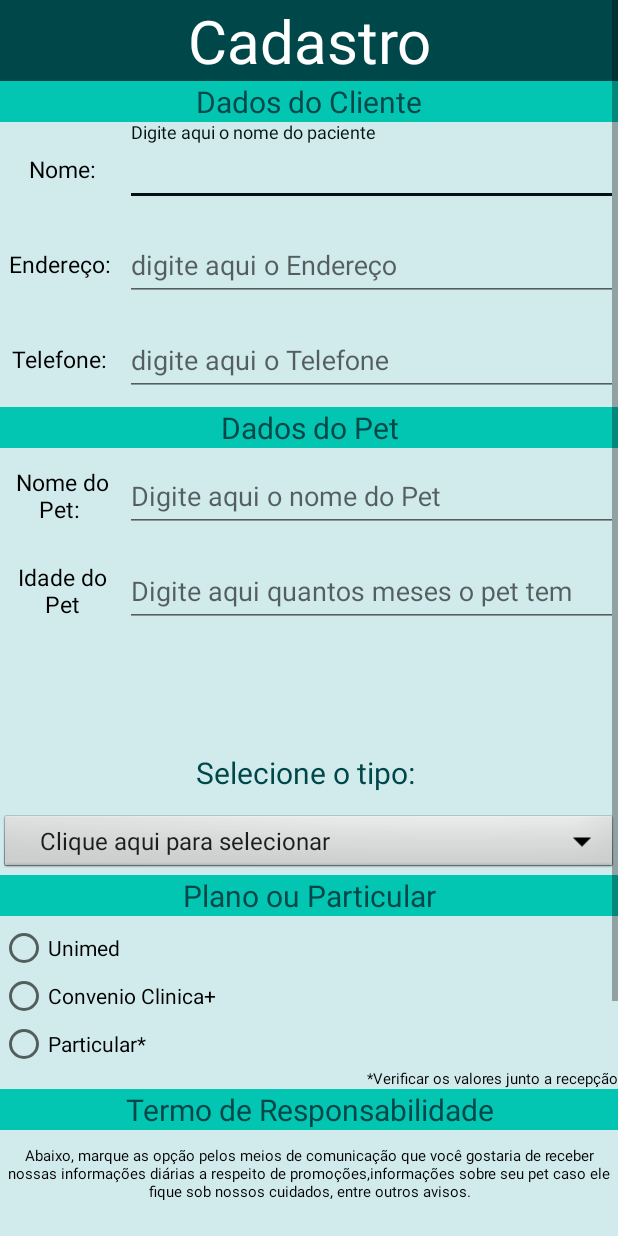
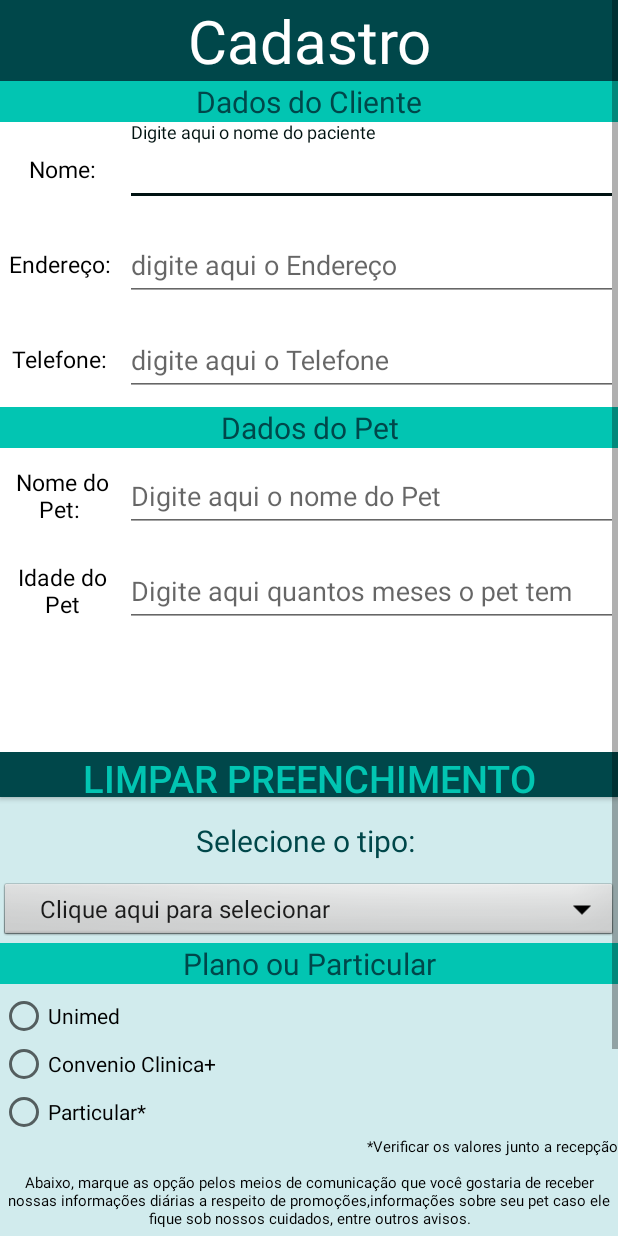
Before and after one commit to juniorcramos/Consultas-Clinica-Visao, an Android app: the activity_cadastrar_cliente screen opened directly, with no data from a screen before it, on a phone screen of 412 x 824 dp. Run offline under Robolectric (Android 15) with nearby library versions, the phone set to English and light mode, and no system bars; our stand-ins replace Firebase (no records; nobody signed in at launch, a user with empty details on screens opened directly).

Commit message:
Inclusão da configuração do Firebase, Dados do cadastro do usuário e seu pet est~~ao subindo no banco, e o botão de limpar a tela funcionando. O botão de limpar preenchimento foi deslocado, mas continua funcionando.

```diff
--- a/app/src/main/java/junior/ramos/consultas/MainActivity.java
+++ b/app/src/main/java/junior/ramos/consultas/MainActivity.java
@@ -1,16 +1,15 @@
 package junior.ramos.consultas;
 
 import android.content.Intent;
-import android.support.v7.app.AppCompatActivity;
+import androidx.appcompat.app.AppCompatActivity;
 import android.os.Bundle;
 import android.view.View;
-import android.widget.ArrayAdapter;
 import android.widget.Button;
-import android.widget.Spinner;
 
 public class MainActivity extends AppCompatActivity {
 
     private Button btCadastrarCliente, btVisualizarCadastros;
+
 
     @Override
     protected void onCreate(Bundle savedInstanceState) {
--- a/app/src/main/java/junior/ramos/consultas/activity_Visualizar_cadastro.java
+++ b/app/src/main/java/junior/ramos/consultas/activity_Visualizar_cadastro.java
@@ -1,6 +1,6 @@
 package junior.ramos.consultas;
 
-import android.support.v7.app.AppCompatActivity;
+import androidx.appcompat.app.AppCompatActivity;
 import android.os.Bundle;
 import android.widget.Button;
 import android.widget.ListView;
--- a/app/src/main/java/junior/ramos/consultas/activity_cadastrar_cliente.java
+++ b/app/src/main/java/junior/ramos/consultas/activity_cadastrar_cliente.java
@@ -2,10 +2,14 @@ package junior.ramos.consultas;
 
 import android.app.Activity;
 import android.os.Bundle;
-import android.support.design.widget.TextInputEditText;
+import com.google.android.material.textfield.TextInputEditText;
 import android.view.View;
 import android.widget.ArrayAdapter;
+import android.widget.CheckBox;
 import android.widget.Spinner;
+
+import com.google.firebase.database.DatabaseReference;
+import com.google.firebase.database.FirebaseDatabase;
 
 import java.util.Objects;
 
@@ -17,6 +21,9 @@ public class activity_cadastrar_cliente extends Activity {
     private TextInputEditText entradaTelefoneCliente;
     private TextInputEditText entradaNomePet;
     private TextInputEditText entradaIdadePet;
+    private CheckBox checkBoxSms, checkBoxTelefone, checkBoxEmail;
+    private DatabaseReference referenciaBancoDeDados = FirebaseDatabase.getInstance().getReference();// referencia a raiz do banco de dados, permite salvar dados no firebase.
+
 
     @Override
     protected void onCreate(Bundle savedInstanceState) {
@@ -33,15 +40,35 @@ public class activity_cadastrar_cliente extends Activity {
         entradaTelefoneCliente = findViewById(R.id.entradaTelefoneCliente);
         entradaNomePet = findViewById(R.id.entradaNomePet);
         entradaIdadePet = findViewById(R.id.entradaIdadePet);
+
+        //checkbox
+        checkBoxSms = findViewById(R.id.checkBoxSms);
+        checkBoxTelefone = findViewById(R.id.checkBoxTelefone);
+        checkBoxEmail = findViewById(R.id.checkBoxEmail);
+
+        //firebase
+       //
+    }
+    public void checkBoxes(){
+        boolean checkSms = checkBoxSms.isChecked();
+        boolean checkTelefone = checkBoxTelefone.isChecked();
+        boolean checkEmail = checkBoxEmail.isChecked();
     }
 
     public void salvarCadastro(View view){
+        DatabaseReference clientes = referenciaBancoDeDados.child("Cadastro");// Cria o banco com o nome de Cadastro no Firebase
+        Cliente cliente = new Cliente();
+        Cadastro cadastro = new Cadastro(cliente);//Cria um objeto do tipo cadastro com as informações do cliente e de seu pet
 
-        String nomeUsuario = Objects.requireNonNull(entradaNomeCliente.getText()).toString();// pega o valor digitado que é editable e transforma em um objeto do tipo String
-        String enderecoCliente = entradaEnderecoCliente.getText().toString();
-        int telefoneCliente = Integer.parseInt(entradaTelefoneCliente.getText().toString());
-        String nomePet = Objects.requireNonNull(entradaNomePet.getText()).toString();
-        int idadePet = Integer.parseInt(entradaIdadePet.getText().toString());
+        //checkBoxes();
+        cadastro.cliente.setNomeCliente(entradaNomeCliente.getText().toString());// pega o valor digitado que é editable e transforma em um objeto do tipo String
+        cadastro.cliente.setEnderecoCliente(entradaEnderecoCliente.getText().toString());
+        cadastro.cliente.setTelefoneCliente(entradaTelefoneCliente.getText().toString());
+        cadastro.cliente.setNomePet(entradaNomePet.getText().toString());
+        int idadePet =  Integer.parseInt (entradaIdadePet.getText().toString());
+        cadastro.cliente.setIdadePet(idadePet);
+
+        clientes.child(cadastro.cliente.getNomeCliente()).setValue(cadastro);
     }
 
     public void limpar(View view){
@@ -51,6 +78,4 @@ public class activity_cadastrar_cliente extends Activity {
         entradaNomePet.setText("");
         entradaIdadePet.setText("");
     }
-
-
 }
--- a/app/src/main/res/layout-w1240dp/content_scrolling.xml
+++ b/app/src/main/res/layout-w1240dp/content_scrolling.xml
@@ -1,5 +1,5 @@
 <?xml version="1.0" encoding="utf-8"?>
-<android.support.v4.widget.NestedScrollView xmlns:android="http://schemas.android.com/apk/res/android"
+<androidx.core.widget.NestedScrollView xmlns:android="http://schemas.android.com/apk/res/android"
     xmlns:app="http://schemas.android.com/apk/res-auto"
     xmlns:tools="http://schemas.android.com/tools"
     android:layout_width="match_parent"
@@ -15,4 +15,4 @@
         android:layout_marginTop="48dp"
         android:layout_marginEnd="200dp"
         android:text="@string/large_text" />
-</android.support.v4.widget.NestedScrollView>
+</androidx.core.widget.NestedScrollView>
--- a/app/src/main/res/layout/activity_cadastrar_cliente.xml
+++ b/app/src/main/res/layout/activity_cadastrar_cliente.xml
@@ -9,7 +9,7 @@
 
     <LinearLayout
         android:layout_width="match_parent"
-        android:layout_height="match_parent"
+        android:layout_height="700dp"
         android:background="@color/corDeFundoEscura"
         android:orientation="vertical"
         app:layout_constraintEnd_toStartOf="parent"
@@ -43,6 +43,7 @@
 
             <LinearLayout
                 android:layout_width="match_parent"
+                android:background="@color/white"
                 android:layout_height="447dp"
                 android:layout_weight="22"
                 android:orientation="vertical">
@@ -73,16 +74,16 @@
 
                     </TextView>
 
-                    <android.support.design.widget.TextInputLayout
+                    <com.google.android.material.textfield.TextInputLayout
                         android:layout_width="match_parent"
                         android:layout_height="match_parent">
 
-                        <android.support.design.widget.TextInputEditText
+                        <com.google.android.material.textfield.TextInputEditText
                             android:id="@+id/entradaNomeCliente"
                             android:layout_width="match_parent"
                             android:layout_height="wrap_content"
                             android:hint="Digite aqui o nome do paciente" />
-                    </android.support.design.widget.TextInputLayout>
+                    </com.google.android.material.textfield.TextInputLayout>
 
                 </LinearLayout>
 
@@ -95,24 +96,24 @@
                     <TextView
                         android:layout_width="83dp"
                         android:layout_height="wrap_content"
+                        android:layout_gravity="center"
                         android:text="Endereço: "
-                        android:layout_gravity="center"
                         android:textAlignment="center"
                         android:textColor="@color/black"
                         android:textSize="15dp">
 
                     </TextView>
 
-                    <android.support.design.widget.TextInputLayout
+                    <com.google.android.material.textfield.TextInputLayout
                         android:layout_width="match_parent"
                         android:layout_height="match_parent">
 
-                        <android.support.design.widget.TextInputEditText
+                        <com.google.android.material.textfield.TextInputEditText
                             android:id="@+id/entradaEnderecoCliente"
                             android:layout_width="match_parent"
                             android:layout_height="wrap_content"
                             android:hint="digite aqui o Endereço" />
-                    </android.support.design.widget.TextInputLayout>
+                    </com.google.android.material.textfield.TextInputLayout>
 
                 </LinearLayout>
 
@@ -124,25 +125,25 @@
                     <TextView
                         android:layout_width="83dp"
                         android:layout_height="wrap_content"
+                        android:layout_gravity="center"
                         android:text="Telefone: "
-                        android:layout_gravity="center"
                         android:textAlignment="center"
                         android:textColor="@color/black"
                         android:textSize="15dp">
 
                     </TextView>
 
-                    <android.support.design.widget.TextInputLayout
+                    <com.google.android.material.textfield.TextInputLayout
                         android:layout_width="match_parent"
                         android:layout_height="match_parent">
 
-                        <android.support.design.widget.TextInputEditText
+                        <com.google.android.material.textfield.TextInputEditText
                             android:id="@+id/entradaTelefoneCliente"
                             android:layout_width="match_parent"
                             android:layout_height="wrap_content"
                             android:hint="digite aqui o Telefone"
                             android:inputType="phone" />
-                    </android.support.design.widget.TextInputLayout>
+                    </com.google.android.material.textfield.TextInputLayout>
 
                 </LinearLayout>
 
@@ -164,24 +165,24 @@
                             <TextView
                                 android:layout_width="83dp"
                                 android:layout_height="wrap_content"
+                                android:layout_gravity="center"
                                 android:text="Nome do Pet: "
-                        android:layout_gravity="center"
                                 android:textAlignment="center"
                                 android:textColor="@color/black"
                                 android:textSize="15dp">
 
                             </TextView>
 
-                    <android.support.design.widget.TextInputLayout
+                            <com.google.android.material.textfield.TextInputLayout
                                 android:layout_width="match_parent"
                                 android:layout_height="match_parent">
 
-                        <android.support.design.widget.TextInputEditText
+                                <com.google.android.material.textfield.TextInputEditText
                                     android:id="@+id/entradaNomePet"
                                     android:layout_width="match_parent"
                                     android:layout_height="wrap_content"
                                     android:hint="Digite aqui o nome do Pet" />
-                    </android.support.design.widget.TextInputLayout>
+                            </com.google.android.material.textfield.TextInputLayout>
 
                         </LinearLayout>
 
@@ -193,27 +194,29 @@
                             <TextView
                                 android:layout_width="83dp"
                                 android:layout_height="wrap_content"
+                                android:layout_gravity="center"
                                 android:text="Idade do Pet"
-                        android:layout_gravity="center"
                                 android:textAlignment="center"
                                 android:textColor="@color/black"
                                 android:textSize="15dp">
 
                             </TextView>
 
-                    <android.support.design.widget.TextInputLayout
+                            <com.google.android.material.textfield.TextInputLayout
                                 android:layout_width="match_parent"
                                 android:layout_height="match_parent">
 
-                        <android.support.design.widget.TextInputEditText
+                                <com.google.android.material.textfield.TextInputEditText
                                     android:id="@+id/entradaIdadePet"
                                     android:layout_width="match_parent"
                                     android:layout_height="wrap_content"
                                     android:hint="Digite aqui quantos meses o pet tem"
                                     android:inputType="number" />
-                    </android.support.design.widget.TextInputLayout>
+                            </com.google.android.material.textfield.TextInputLayout>
 
                         </LinearLayout>
+
+
 
             </LinearLayout>
 
@@ -221,8 +224,22 @@
                 android:layout_width="match_parent"
                 android:layout_height="wrap_content"
                 android:layout_weight="1"
+                android:orientation="vertical">
 
-                android:orientation="vertical">
+                <LinearLayout
+                    android:layout_width="match_parent"
+                    android:layout_height="45dp">
+
+                    <Button
+                        android:id="@+id/btnLimpar"
+                        android:layout_width="match_parent"
+                        android:layout_height="30dp"
+                        android:background="@color/corDeFundoEscura"
+                        android:onClick="limpar"
+                        android:text="LIMPAR PREENCHIMENTO"
+                        android:textColor="@color/corMedia"
+                        android:textSize="25dp" />
+                </LinearLayout>
 
                 <LinearLayout
                     android:layout_width="match_parent"
@@ -249,6 +266,16 @@
                         android:gravity="center|center_vertical"
                         tools:ignore="SpeakableTextPresentCheck"
                         tools:visibility="visible" />
+
+                    <TextView
+                        android:id="@+id/textViewTermo"
+                        android:layout_width="match_parent"
+                        android:layout_height="wrap_content"
+                        android:background="@color/corMedia"
+                        android:text="Envio de Avisos"
+                        android:textAlignment="center"
+                        android:textColor="@color/corDeFundoEscura"
+                        android:textSize="20dp" />
 
                 </LinearLayout>
 
@@ -301,16 +328,6 @@
                         android:textSize="10dp" />
 
                     <TextView
-                        android:id="@+id/textViewTermo"
-                        android:layout_width="match_parent"
-                        android:layout_height="wrap_content"
-                        android:background="@color/corMedia"
-                        android:text="Termo de Responsabilidade"
-                        android:textAlignment="center"
-                        android:textColor="@color/corDeFundoEscura"
-                        android:textSize="20dp" />
-
-                    <TextView
                         android:id="@+id/textViewAceite"
                         android:layout_marginTop="10dp"
                         android:layout_width="match_parent"
@@ -360,6 +377,7 @@
                     android:layout_width="match_parent"
                     android:layout_height="64dp"
                     android:background="@color/corDeFundoEscura"
+                    android:onClick="salvarCadastro"
                     android:text="SALVAR"
                     android:textColor="@color/cardview_light_background"
                     android:textSize="25dp" />
@@ -374,14 +392,7 @@
                     android:textSize="20dp"
                     tools:ignore="DuplicateIds" />
 
-                <Button
-                    android:id="@+id/btnLimpar"
-                    android:layout_width="match_parent"
-                    android:layout_height="64dp"
-                    android:background="@color/corDeFundoEscura"
-                    android:text="LIMPAR"
-                    android:textColor="@color/purple_200"
-                    android:textSize="25dp" />
+
             </LinearLayout>
         </LinearLayout>
     </LinearLayout>
--- a/app/src/main/res/layout/activity_main.xml
+++ b/app/src/main/res/layout/activity_main.xml
@@ -1,5 +1,5 @@
 <?xml version="1.0" encoding="utf-8"?>
-<android.support.constraint.ConstraintLayout xmlns:android="http://schemas.android.com/apk/res/android"
+<androidx.constraintlayout.widget.ConstraintLayout xmlns:android="http://schemas.android.com/apk/res/android"
     xmlns:app="http://schemas.android.com/apk/res-auto"
     xmlns:tools="http://schemas.android.com/tools"
     android:layout_width="match_parent"
@@ -94,4 +94,4 @@
         app:layout_constraintStart_toStartOf="parent"
         app:layout_constraintTop_toBottomOf="@+id/imageView2" />
 
-</android.support.constraint.ConstraintLayout>
+</androidx.constraintlayout.widget.ConstraintLayout>
--- a/app/src/main/res/layout/activity_visualizar_cadastro.xml
+++ b/app/src/main/res/layout/activity_visualizar_cadastro.xml
@@ -1,5 +1,5 @@
 <?xml version="1.0" encoding="utf-8"?>
-<android.support.constraint.ConstraintLayout xmlns:android="http://schemas.android.com/apk/res/android"
+<androidx.constraintlayout.widget.ConstraintLayout xmlns:android="http://schemas.android.com/apk/res/android"
     xmlns:app="http://schemas.android.com/apk/res-auto"
     xmlns:tools="http://schemas.android.com/tools"
     android:layout_width="match_parent"
@@ -18,4 +18,4 @@
         tools:layout_editor_absoluteY="625dp"
         tools:ignore="MissingConstraints" />
 
-</android.support.constraint.ConstraintLayout>
+</androidx.constraintlayout.widget.ConstraintLayout>
--- a/app/src/main/res/layout/content_scrolling.xml
+++ b/app/src/main/res/layout/content_scrolling.xml
@@ -1,5 +1,5 @@
 <?xml version="1.0" encoding="utf-8"?>
-<android.support.v4.widget.NestedScrollView xmlns:android="http://schemas.android.com/apk/res/android"
+<androidx.core.widget.NestedScrollView xmlns:android="http://schemas.android.com/apk/res/android"
     xmlns:app="http://schemas.android.com/apk/res-auto"
     xmlns:tools="http://schemas.android.com/tools"
     android:layout_width="match_parent"
@@ -14,4 +14,4 @@
         android:layout_margin="@dimen/text_margin"
         android:text="@string/large_text" />
 
-</android.support.v4.widget.NestedScrollView>
+</androidx.core.widget.NestedScrollView>
--- a/build.gradle
+++ b/build.gradle
@@ -1,4 +1,8 @@
-// Top-level build file where you can add configuration options common to all sub-projects/modules.
+buildscript {
+    dependencies {
+        classpath 'com.google.gms:google-services:4.3.12'
+    }
+}// Top-level build file where you can add configuration options common to all sub-projects/modules.
 plugins {
     id 'com.android.application' version '7.2.1' apply false
     id 'com.android.library' version '7.2.1' apply false
--- a/gradle.properties
+++ b/gradle.properties
@@ -15,3 +15,5 @@ org.gradle.jvmargs=-Xmx2048m -Dfile.encoding=UTF-8
 # resources declared in the library itself and none from the library's dependencies,
 # thereby reducing the size of the R class for that library
 android.nonTransitiveRClass=true
+android.useAndroidX=true
+android.enableJetifier=true
```
Also changed, not shown: app/build.gradle (+8 -9 lines), app/src/main/java/junior/ramos/consultas/Banco.java (deleted, +0 -25 lines), app/src/main/java/junior/ramos/consultas/Cadastro.java (added, +18 -0 lines), app/src/main/java/junior/ramos/consultas/Cliente.java (added, +57 -0 lines), app/src/main/java/junior/ramos/consultas/Tipo.java (deleted, +0 -76 lines), app/src/main/res/layout-w936dp/content_scrolling.xml (+4 -4 lines), 1 other file. Lines whose indentation alone changed are shown as unchanged.
